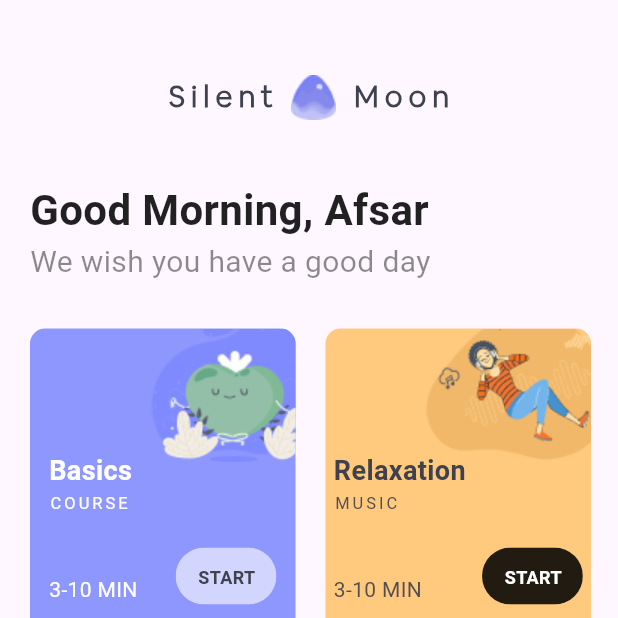
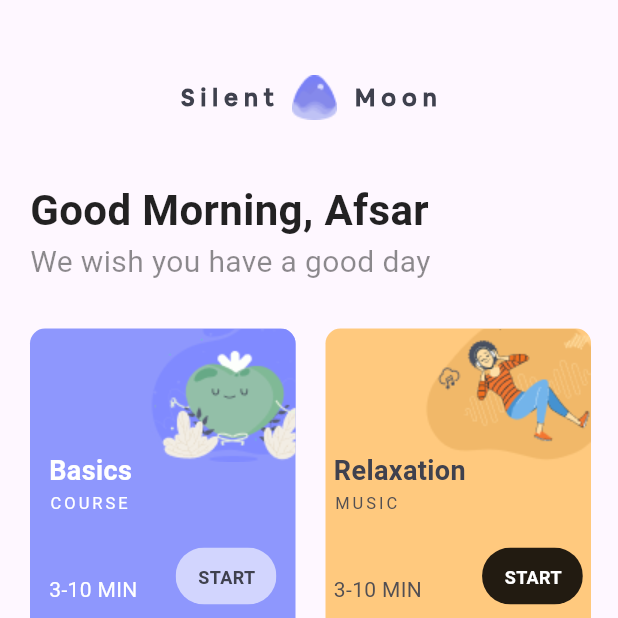
Before and after one commit to chandan-droid/meditation_app2, a Flutter app: the screen it shows after launch, on a phone screen of 412 x 824 dp, the top half of it. Run offline on Flutter 3.47's test engine with Material 3 defaults, Android fonts, the phone set to English and light mode, and no system bars; our stand-ins replace google_fonts; Roboto replaces fonts that are missing (HelveticaNeu).

Commit message:
Merge remote-tracking branch 'origin/master'

```diff
--- a/lib/homePage.dart
+++ b/lib/homePage.dart
@@ -1,5 +1,5 @@
 import 'package:flutter/material.dart';
-import 'package:google_fonts/google_fonts.dart';
+//import 'package:google_fonts/google_fonts.dart';
 
 class Homepage extends StatefulWidget{
   const Homepage({super.key});
@@ -27,11 +27,11 @@
               mainAxisAlignment: MainAxisAlignment.center,
 
               children: <Widget>[
-                const Text('Silent',style: TextStyle(fontSize: 20,color:Color(0xff3F414E),letterSpacing: 4,fontWeight:FontWeight.w700,fontFamily: 'AirbnbCereal'),),
+                const Text('Silent',style: TextStyle(fontSize: 16,color:Color(0xff3F414E),letterSpacing: 4,fontWeight:FontWeight.w700,fontFamily: 'AirbnbCereal'),),
                 const SizedBox(width: 10,),
                 Image.asset("lib/images/logo.png"),
                 const SizedBox(width: 10,),
-                const Text('Moon',style: TextStyle(fontSize: 20,color:Color(0xff3F414E),letterSpacing: 4,fontWeight:FontWeight.w700,fontFamily: 'AirbnbCereal'),),
+                const Text('Moon',style: TextStyle(fontSize: 16,color:Color(0xff3F414E),letterSpacing: 4,fontWeight:FontWeight.w700,fontFamily: 'AirbnbCereal'),),
               ],
             ),
           ),
--- a/pubspec.yaml
+++ b/pubspec.yaml
@@ -79,7 +79,7 @@
   fonts:
      - family: AirbnbCereal
        fonts:
-         - asset: fonts/AirbnbCereal_W_Lt.otf
+         - asset: fonts/AirbnbCereal_W_Md.otf
 
   #   - family: Trajan Pro
   #     fonts:
```
Also changed, not shown: fonts/Airbnb Cereal App Black.ttf (deleted), fonts/AirbnbCereal_W_Bk.otf (added), fonts/AirbnbCereal_W_Lt.otf (deleted), fonts/AirbnbCereal_W_Md.otf (added), fonts/HelveticaNeue-Black.otf (deleted).
